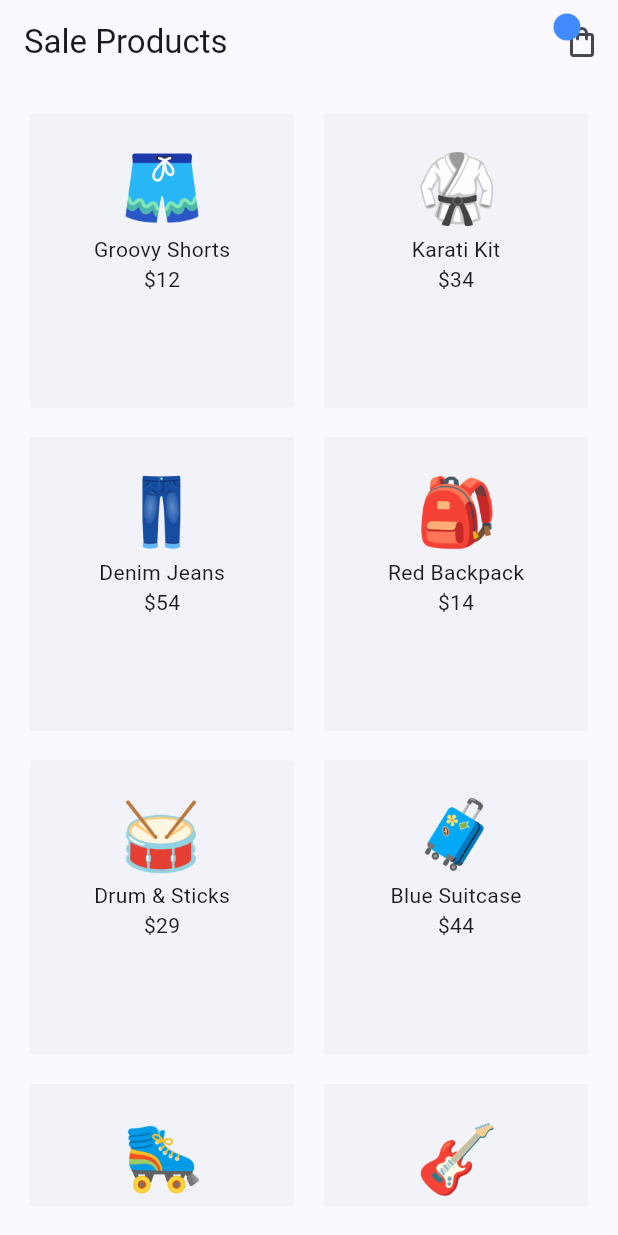
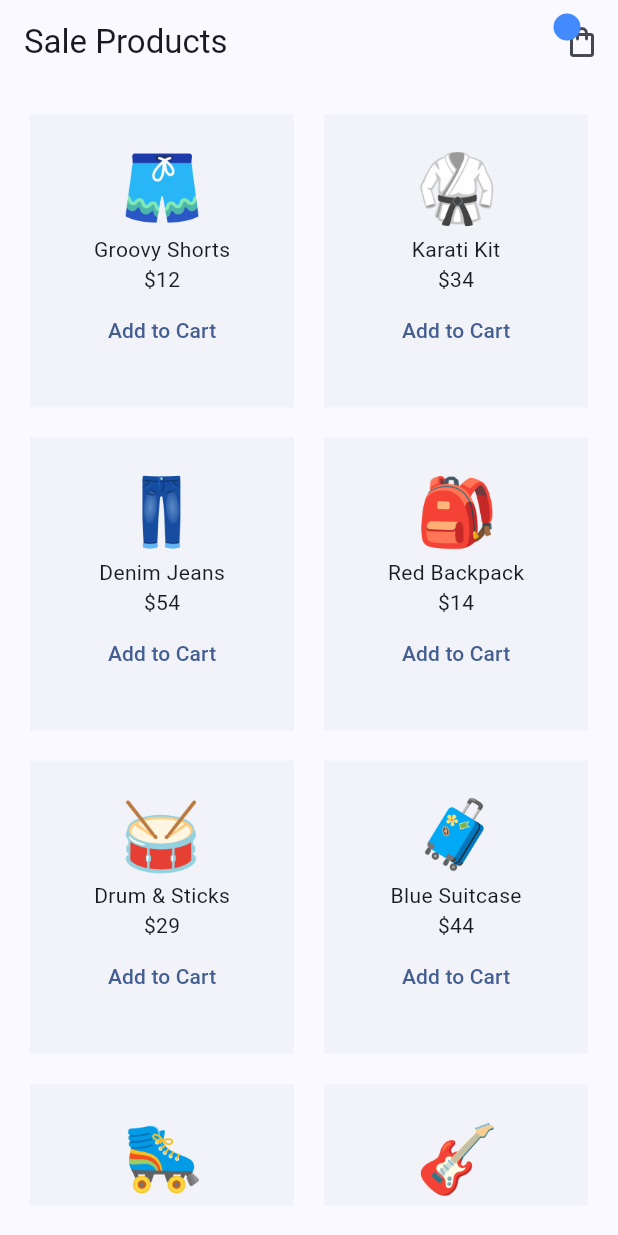
Before and after one commit to MrKhurraam/CartWithRiverpod, a Flutter app: the screen it shows after launch, on a phone screen of 412 x 824 dp. Run offline on Flutter 3.47's test engine with Material 3 defaults, Android fonts, the phone set to English and light mode, and no system bars; our stand-ins replace flutter_riverpod.

Commit message:
create cart provider

```diff
--- /dev/null
+++ b/lib/providers/cart_provider.dart
@@ -0,0 +1,26 @@
+
+
+import 'package:cart_with_riverpod/models/product.dart';
+import 'package:flutter_riverpod/flutter_riverpod.dart';
+
+class CartNotifier extends Notifier<Set<Product>>{
+
+  /// By default we have empty cart
+  Set<Product> build(){
+    return {};
+  }
+
+  /// Below state is the default Set<Product>
+  void addToCart(Product product){
+    state.add(product);
+  }
+
+  void removeFromCart(Product product){
+    state.remove(product);
+  }
+}
+
+
+final cartNotifierProvider = NotifierProvider<CartNotifier, Set<Product>>((){
+  return CartNotifier();
+});
--- a/lib/screens/home/home_screen.dart
+++ b/lib/screens/home/home_screen.dart
@@ -1,3 +1,5 @@
+import 'package:cart_with_riverpod/models/product.dart';
+import 'package:cart_with_riverpod/providers/cart_provider.dart';
 import 'package:cart_with_riverpod/providers/product_provider.dart';
 import 'package:flutter/material.dart';
 import 'package:cart_with_riverpod/shared/cart_icon.dart';
@@ -9,6 +11,9 @@ class HomeScreen extends ConsumerWidget {
   @override
   Widget build(BuildContext context, WidgetRef ref) {
     final allProducts = ref.watch(allProductProvider);
+
+    final Set<Product> cartItems = ref.watch(cartNotifierProvider);
+
     return Scaffold(
       appBar: AppBar(
         title: const Text('Sale Products'),
@@ -18,24 +23,39 @@ class HomeScreen extends ConsumerWidget {
         padding: const EdgeInsets.all(20),
         child: GridView.builder(
           itemCount: allProducts.length,
-          gridDelegate:const SliverGridDelegateWithFixedCrossAxisCount(
+          gridDelegate: const SliverGridDelegateWithFixedCrossAxisCount(
             crossAxisCount: 2,
             mainAxisSpacing: 20,
             crossAxisSpacing: 20,
             childAspectRatio: 0.9,
           ),
-          itemBuilder:(context, index) {
+          itemBuilder: (context, index) {
+            print("list rebuilds");
             final product = allProducts[index];
+            bool existInCart = cartItems.contains(product);
             return Container(
-                padding: const EdgeInsets.all(20),
-                color: Colors.blueGrey.withOpacity(0.05),
-                child: Column(
-                    children: [
-                      Image.asset(product.image, width: 60, height: 60),
-                      Text(product.title),
-                      Text('\$${product.price}'),
-                    ]
-                )
+              padding: const EdgeInsets.all(20),
+              color: Colors.blueGrey.withOpacity(0.05),
+              child: Column(children: [
+                Image.asset(product.image, width: 60, height: 60),
+                Text(product.title),
+                Text('\$${product.price}'),
+                !existInCart
+                    ? TextButton(
+                        onPressed: () {
+                          final CartNotifier cartNotifier = ref.read(cartNotifierProvider.notifier);
+
+                          cartNotifier.addToCart(product);
+                        },
+                        child: Text("Add to Cart"))
+                    : TextButton(
+                        onPressed: () {
+                          final CartNotifier cartNotifier = ref.read(cartNotifierProvider.notifier);
+
+                        cartNotifier.removeFromCart(product);
+                        },
+                        child: Text("Remove")),
+              ]),
             );
           },
         ),
```
Also changed, not shown: lib/screens/cart/cart_screen.dart (+23 -6 lines).
